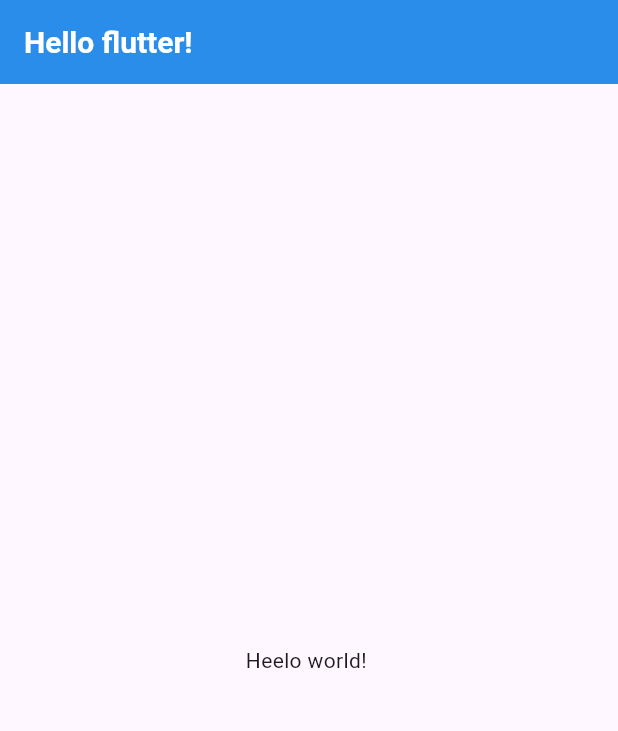
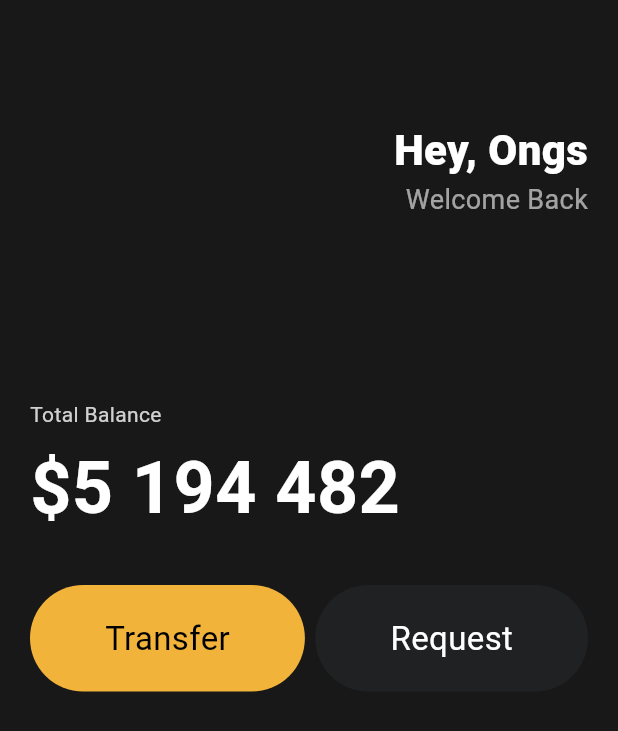
Before and after one commit to ghk0409/OngsToon, a Flutter app: the screen it shows after launch, on a phone screen of 412 x 824 dp. Shown: the top 731 px of the screen. Run offline on Flutter 3.47's test engine with Material 3 defaults, Android fonts, the phone set to English and light mode, and no system bars.

Commit message:
feat: button 공용화(reusable) 처리

```diff
--- a/lib/main.dart
+++ b/lib/main.dart
@@ -1,28 +1,93 @@
 import 'package:flutter/material.dart';
+import 'package:ongstoon/widgets/button.dart';
 
 void main() {
-  runApp(App());
+  runApp(const App());
 }
 
 class App extends StatelessWidget {
+  const App({super.key});
+
   @override
   Widget build(BuildContext context) {
     return MaterialApp(
-      home: Scaffold(
-        appBar: AppBar(
-          title: Text('Hello flutter!'),
-          elevation: 10, // shadow
-          backgroundColor: Colors.blue,
-          titleTextStyle: TextStyle(
-            color: Colors.white,
-            fontSize: 20,
-            fontWeight: FontWeight.bold,
+        home: Scaffold(
+      backgroundColor: const Color(0xFF181818),
+      body: Padding(
+          padding: const EdgeInsets.symmetric(
+            horizontal: 20,
           ),
-        ),
-        body: Center(
-          child: Text('Heelo world! '),
-        ),
-      ),
-    );
+          child: Column(
+            crossAxisAlignment: CrossAxisAlignment.start,
+            children: [
+              const SizedBox(
+                height: 80,
+              ),
+              Row(
+                mainAxisAlignment: MainAxisAlignment.end,
+                children: [
+                  Column(
+                    crossAxisAlignment: CrossAxisAlignment.end,
+                    children: [
+                      const Text(
+                        'Hey, Ongs',
+                        style: TextStyle(
+                          color: Colors.white,
+                          fontSize: 28,
+                          fontWeight: FontWeight.w800,
+                        ),
+                      ),
+                      Text(
+                        'Welcome Back',
+                        style: TextStyle(
+                          color: Colors.white.withOpacity(0.6),
+                          fontSize: 18,
+                        ),
+                      ),
+                    ],
+                  )
+                ],
+              ),
+              const SizedBox(
+                height: 120,
+              ),
+              Text(
+                'Total Balance',
+                style: TextStyle(
+                  color: Colors.white.withOpacity(0.8),
+                ),
+              ),
+              const SizedBox(
+                height: 5,
+              ),
+              const Text(
+                '\$5 194 482',
+                style: TextStyle(
+                  fontSize: 48,
+                  fontWeight: FontWeight.w600,
+                  color: Colors.white,
+                ),
+              ),
+              const SizedBox(
+                height: 30,
+              ),
+              const Row(
+                mainAxisAlignment: MainAxisAlignment.spaceBetween,
+                children: [
+                  Button(
+                    text: 'Transfer',
+                    backgroundColor: Color(0xFFF2B33A),
+                    textColor: Colors.black,
+                  ),
+                  Button(
+                    text: 'Request',
+                    backgroundColor: Color(0xFF1F2123),
+                    textColor: Colors.white,
+                  )
+                ],
+              )
+            ],
+          )),
+    ));
   }
 }
--- /dev/null
+++ b/lib/widgets/button.dart
@@ -0,0 +1,37 @@
+import 'package:flutter/material.dart';
+
+class Button extends StatelessWidget {
+  final String text;
+  final Color backgroundColor;
+  final Color textColor;
+
+  const Button({
+    super.key,
+    required this.text,
+    required this.backgroundColor,
+    required this.textColor,
+  });
+
+  @override
+  Widget build(BuildContext context) {
+    return Container(
+      decoration: BoxDecoration(
+        color: backgroundColor,
+        borderRadius: BorderRadius.circular(45),
+      ),
+      child: Padding(
+        padding: const EdgeInsets.symmetric(
+          horizontal: 50,
+          vertical: 20,
+        ),
+        child: Text(
+          text,
+          style: TextStyle(
+            fontSize: 22,
+            color: textColor,
+          ),
+        ),
+      ),
+    );
+  }
+}
```
Also changed, not shown: pubspec.lock.
